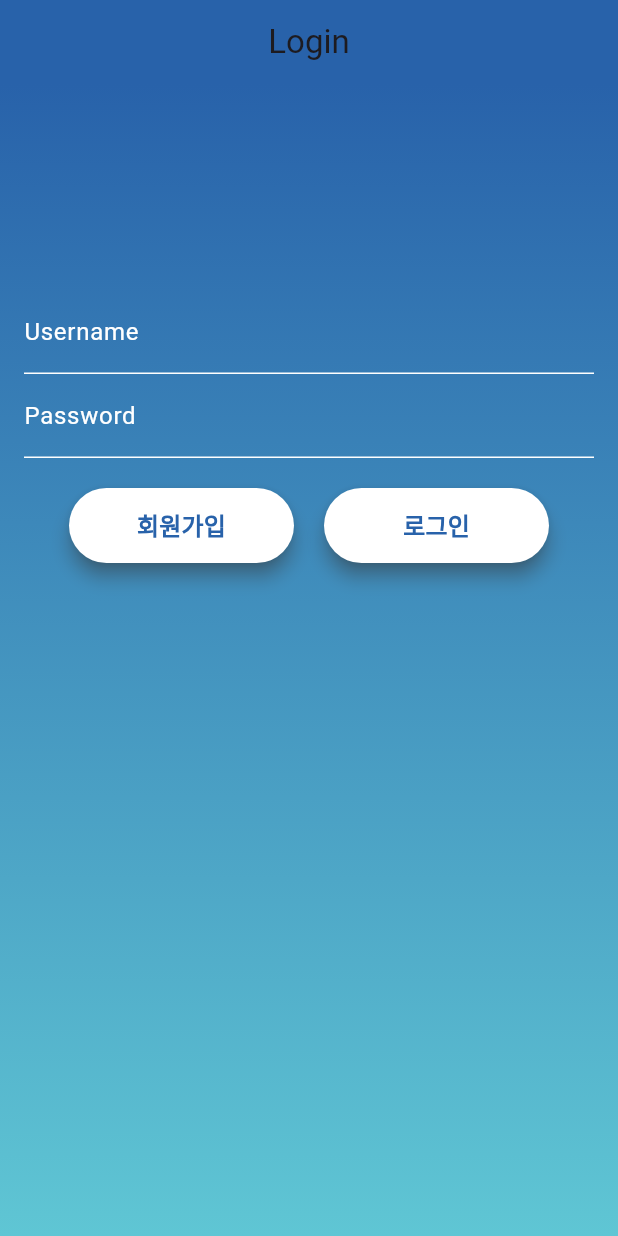
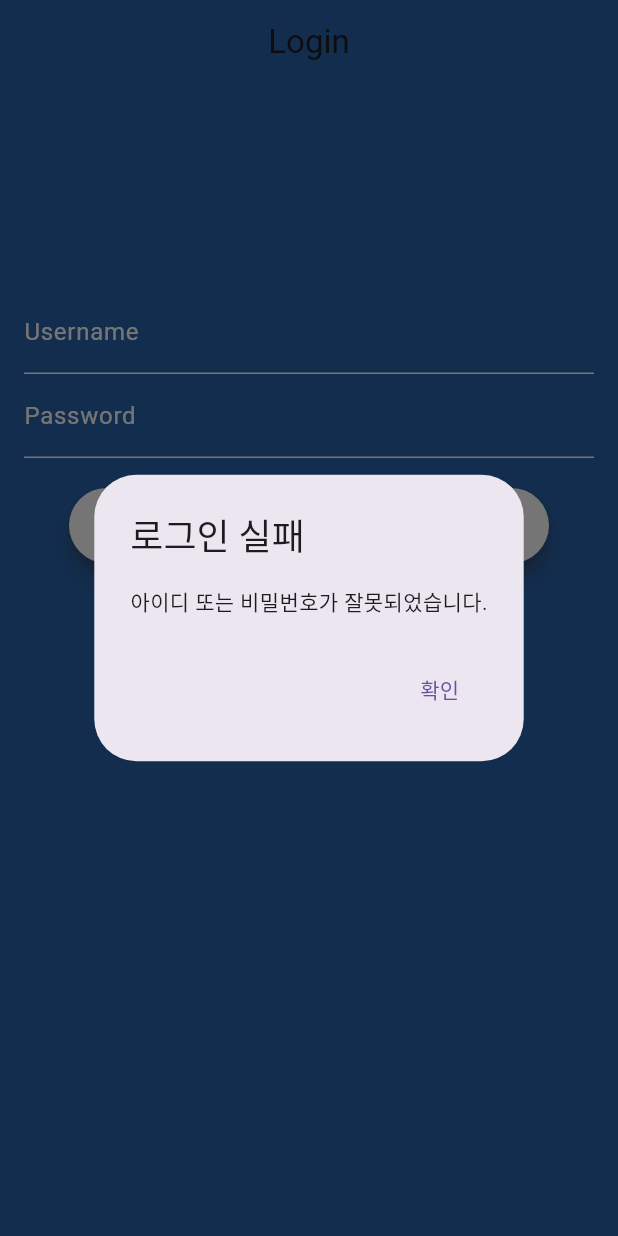
Before and after one commit to DB-Team-Project/frontend, a Flutter app: the screen it shows after launch, after a tap on "로그인", on a phone screen of 412 x 824 dp. Run offline on Flutter 3.47's test engine with Material 3 defaults, Android fonts, the phone set to English and light mode, and no system bars.

Commit message:
feat: 로그인 수정

```diff
--- a/jbnu_project/lib/login.dart
+++ b/jbnu_project/lib/login.dart
@@ -15,6 +15,7 @@
       );
     } else {
       print('Failed to login');
+       _showLoginFailedDialog(context);
       // 로그인 실패 처리 로직을 추가할 수 있습니다.
     }
   }
@@ -25,6 +26,27 @@
     loginUser(username, password, context);
   }
 
+   void _showLoginFailedDialog(BuildContext context) {
+    showDialog(
+      context: context,
+      builder: (BuildContext context) {
+        return AlertDialog(
+          title: Text('로그인 실패'),
+          content: Text('아이디 또는 비밀번호가 잘못되었습니다.'),
+          actions: <Widget>[
+            TextButton(
+              child: Text('확인'),
+              onPressed: () {
+                Navigator.of(context).pop();
+              },
+            ),
+          ],
+        );
+      },
+    );
+  }
+
+
   @override
   Widget build(BuildContext context) {
     return Scaffold(
@@ -34,13 +56,7 @@
         backgroundColor: Color(0xFF2862AA),
       ),
       body: Container(
-        decoration: BoxDecoration(
-          gradient: LinearGradient(
-            colors: [Color(0xFF2862AA), Color(0xFF5FC6D4)],
-            begin: Alignment.topCenter,
-            end: Alignment.bottomCenter,
-          ),
-        ),
+        color: Color(0xFF2862AA),
         child: Center(
           child: Column(
             mainAxisAlignment: MainAxisAlignment.start,
```
